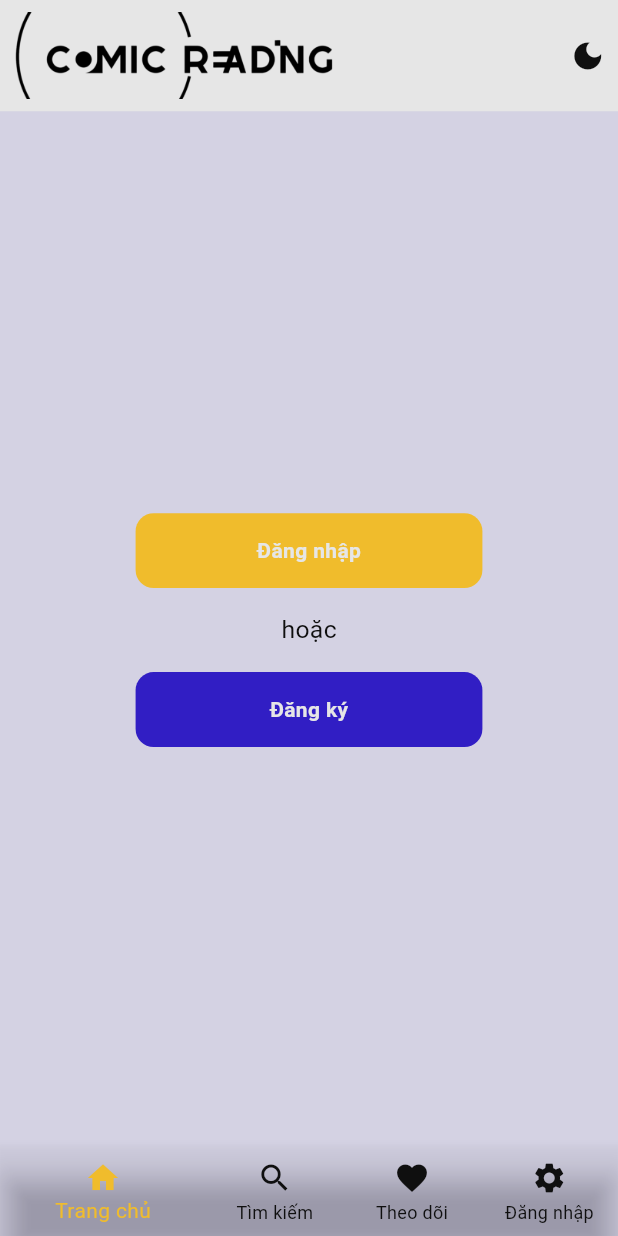
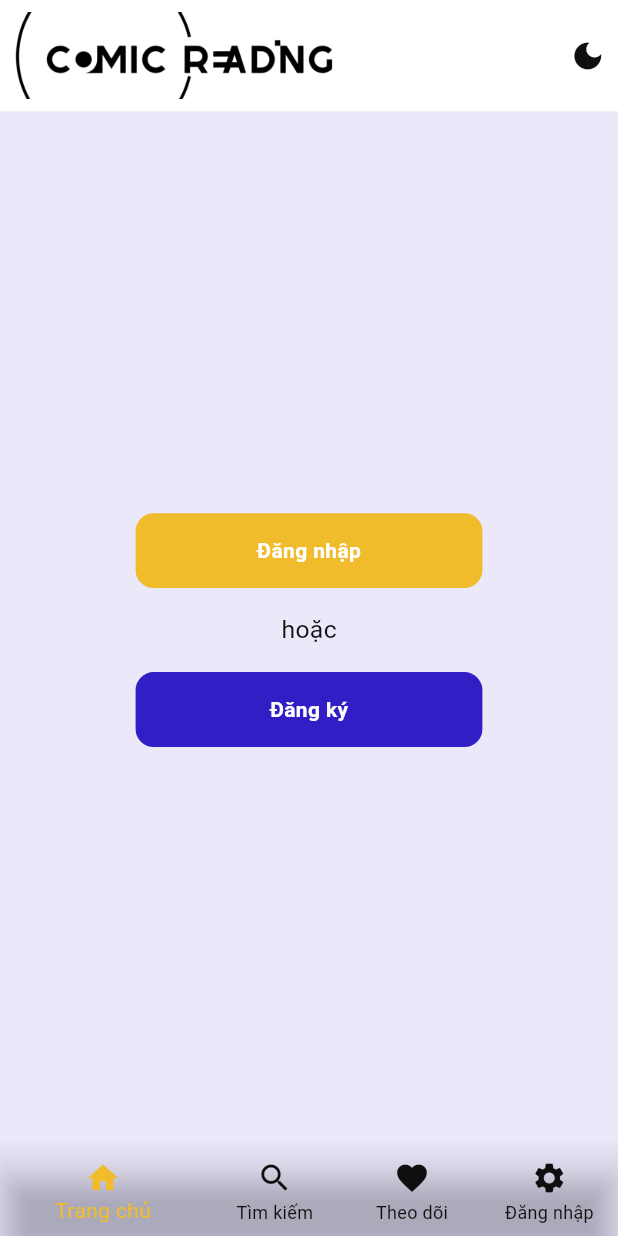
Before and after one commit to tuanca2503/Project4_Comic_Reading_App_V0.1, a Flutter app: the screen it shows after launch, swiped to page 3, on a phone screen of 412 x 824 dp. Run offline on Flutter 3.47's test engine with Material 3 defaults, Android fonts, the phone set to English and light mode, and no system bars; our stand-ins replace carousel_slider, dio, flutter_secure_storage, get, get_it, image_picker and 2 more; missing offline and left inert: dart_jsonwebtoken, stomp_dart_client; network calls fail.

Commit message:
update 01/01 03:15

```diff
--- a/project4/lib/config/app_color.dart
+++ b/project4/lib/config/app_color.dart
@@ -69,7 +69,7 @@ class AppColor {
 
   static final lightTheme = _createTheme(
       onBackground: _createMaterialColor(const Color(0xff0F0F0F)),
-      background: _createMaterialColor(const Color(0xFFE6E6E6)),
+      background: _createMaterialColor(Color.fromARGB(255, 255, 255, 255)),
       primary: _createMaterialColor(const Color(0xFFF0BC2C)),
       secondary: _createMaterialColor(const Color(0xff311EC4)),
       tertiary: _createMaterialColor(const Color(0xff15B8B6)));
--- a/project4/lib/config/environment.dart
+++ b/project4/lib/config/environment.dart
@@ -5,7 +5,7 @@ class Environment {
   static const String socketUrl = 'ws://localhost:8080/socket';
 
   // Localhost ios emulator 127.0.0.1 or localhost
-  // Localhost ios emulator 10.0.2.2
+  // Localhost android emulator 10.0.2.2
   // Localhost on Real device means different
 
   // static const String apiUrl = 'http://10.0.2.2:8080';
--- a/project4/lib/screens/setting/user/user_info_screen.dart
+++ b/project4/lib/screens/setting/user/user_info_screen.dart
@@ -128,6 +128,7 @@ class _UserInfoScreenState extends State<UserInfoScreen> {
   }
 
   Widget _avatarPicker() {
+print(BaseWidget.instance.getAvatarWidget().runtimeType);
     return GestureDetector(
       onTap: _getImage,
       child: CircleAvatar(
--- a/project4/lib/widgets/app/custom_bottom_navigator_bar.dart
+++ b/project4/lib/widgets/app/custom_bottom_navigator_bar.dart
@@ -44,7 +44,7 @@ class _CustomBottomNavigatorBarState extends State<CustomBottomNavigatorBar> {
           ),
           BottomNavigationBarItem(
             icon: Storages.instance.isLogin()
-                ? BaseWidget.instance.getAvatarWidget(size: 24)
+                ? Container(clipBehavior: Clip.hardEdge,child: BaseWidget.instance.getAvatarWidget(size: 24),decoration: BoxDecoration(shape: BoxShape.circle),)
                 : const Icon(Icons.settings),
             label: Storages.instance.isLogin()
                 ? Storages.instance.getUser()?.username ?? 'User'
--- a/project4/lib/widgets/base_widget.dart
+++ b/project4/lib/widgets/base_widget.dart
@@ -26,8 +26,13 @@ class BaseWidget {
       return setImageAsset(link: 'user.png', size: size, fit: fit);
       return setIcon(iconData: Icons.manage_accounts_outlined, size: size);
     } else {
+      print('----------------');
       return setImageNetwork(
+<<<<<<< Updated upstream
           link: '${Environment.apiUrl}/images/${user.avatar}', size: size, fit: fit);
+=======
+          link: '${Environment.apiUrl}/${user.avatar}', size: size);
+>>>>>>> Stashed changes
     }
   }
 
--- a/project4/lib/widgets/comic/comic_bottom_sheet.dart
+++ b/project4/lib/widgets/comic/comic_bottom_sheet.dart
@@ -138,7 +138,7 @@ class _ComicBottomSheetState extends State<ComicBottomSheet> {
                   ListGenresHorizontal(
                     genres: comic.genres,
                     fontSize: AppFontSize.label,
-                    height: AppDimension.baseConstraints.maxHeight * 0.04,
+                    height: AppDimension.baseConstraints.maxHeight * 0.03,
                     bgColor: Theme.of(context).colorScheme.surfaceVariant,
                     textColor: Theme.of(context).colorScheme.onSurfaceVariant,
                   ),
```
Also changed, not shown: project4/lib/screens/comic/reading_screen.dart (+18 -11 lines).
